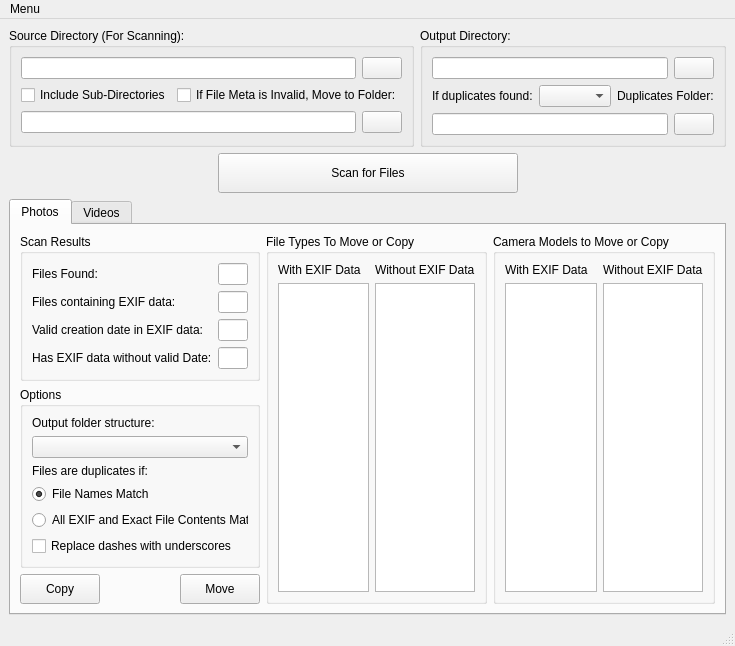
First picture: the form in metamovermainwindow.ui, repository AmelioratesDevelopment/MetaMover, before the edit.
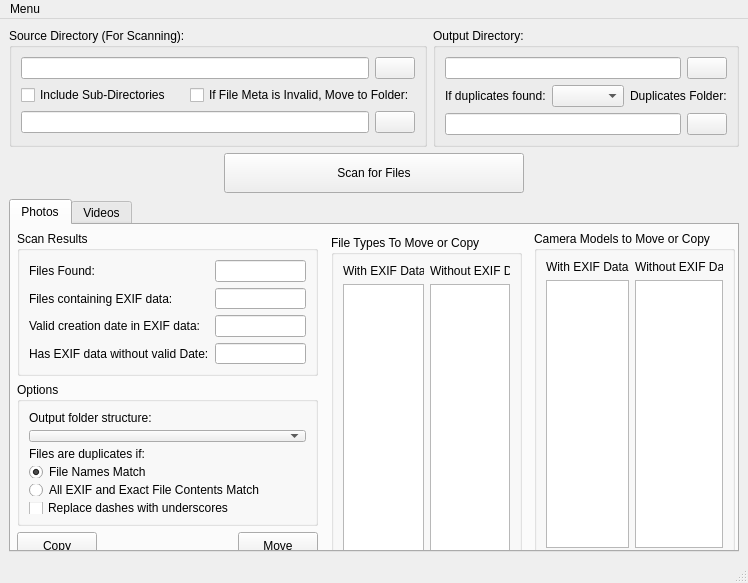
Second picture: the form after the edit. Icons and pictures are not drawn.

```diff
--- a/metamovermainwindow.ui
+++ b/metamovermainwindow.ui
@@ -6,7 +6,7 @@
    <rect>
     <x>0</x>
     <y>0</y>
-    <width>672</width>
+    <width>748</width>
     <height>583</height>
    </rect>
   </property>
@@ -242,8 +242,149 @@
          <attribute name="title">
           <string>Photos</string>
          </attribute>
-         <layout class="QGridLayout" name="gridLayout_10">
-          <item row="0" column="0" rowspan="2" colspan="2">
+         <widget class="QGroupBox" name="groupBox_3">
+          <property name="geometry">
+           <rect>
+            <x>320</x>
+            <y>10</y>
+            <width>191</width>
+            <height>329</height>
+           </rect>
+          </property>
+          <property name="sizePolicy">
+           <sizepolicy hsizetype="Preferred" vsizetype="MinimumExpanding">
+            <horstretch>0</horstretch>
+            <verstretch>0</verstretch>
+           </sizepolicy>
+          </property>
+          <property name="title">
+           <string>File Types To Move or Copy</string>
+          </property>
+          <layout class="QGridLayout" name="gridLayout_5">
+           <item row="0" column="0">
+            <layout class="QHBoxLayout" name="horizontalLayout_8">
+             <item>
+              <layout class="QVBoxLayout" name="verticalLayout_3">
+               <item>
+                <widget class="QLabel" name="label_8">
+                 <property name="text">
+                  <string>With EXIF Data</string>
+                 </property>
+                </widget>
+               </item>
+               <item>
+                <widget class="QTableWidget" name="tableWidget">
+                 <property name="sizePolicy">
+                  <sizepolicy hsizetype="Preferred" vsizetype="MinimumExpanding">
+                   <horstretch>0</horstretch>
+                   <verstretch>0</verstretch>
+                  </sizepolicy>
+                 </property>
+                </widget>
+               </item>
+              </layout>
+             </item>
+             <item>
+              <layout class="QVBoxLayout" name="verticalLayout_2">
+               <item>
+                <widget class="QLabel" name="label_9">
+                 <property name="text">
+                  <string>Without EXIF Data</string>
+                 </property>
+                </widget>
+               </item>
+               <item>
+                <widget class="QTableWidget" name="tableWidget_2">
+                 <property name="sizePolicy">
+                  <sizepolicy hsizetype="Preferred" vsizetype="MinimumExpanding">
+                   <horstretch>0</horstretch>
+                   <verstretch>0</verstretch>
+                  </sizepolicy>
+                 </property>
+                </widget>
+               </item>
+              </layout>
+             </item>
+            </layout>
+           </item>
+          </layout>
+         </widget>
+         <widget class="QGroupBox" name="groupBox_4">
+          <property name="geometry">
+           <rect>
+            <x>523</x>
+            <y>6</y>
+            <width>201</width>
+            <height>329</height>
+           </rect>
+          </property>
+          <property name="sizePolicy">
+           <sizepolicy hsizetype="Preferred" vsizetype="MinimumExpanding">
+            <horstretch>0</horstretch>
+            <verstretch>0</verstretch>
+           </sizepolicy>
+          </property>
+          <property name="title">
+           <string>Camera Models to Move or Copy</string>
+          </property>
+          <layout class="QGridLayout" name="gridLayout_6">
+           <item row="0" column="0">
+            <layout class="QHBoxLayout" name="horizontalLayout_9">
+             <item>
+              <layout class="QVBoxLayout" name="verticalLayout_4">
+               <item>
+                <widget class="QLabel" name="label_10">
+                 <property name="text">
+                  <string>With EXIF Data</string>
+                 </property>
+                </widget>
+               </item>
+               <item>
+                <widget class="QTableWidget" name="tableWidget_3">
+                 <property name="sizePolicy">
+                  <sizepolicy hsizetype="Preferred" vsizetype="MinimumExpanding">
+                   <horstretch>0</horstretch>
+                   <verstretch>0</verstretch>
+                  </sizepolicy>
+                 </property>
+                </widget>
+               </item>
+              </layout>
+             </item>
+             <item>
+              <layout class="QVBoxLayout" name="verticalLayout_5">
+               <item>
+                <widget class="QLabel" name="label_11">
+                 <property name="text">
+                  <string>Without EXIF Data</string>
+                 </property>
+                </widget>
+               </item>
+               <item>
+                <widget class="QTableWidget" name="tableWidget_4">
+                 <property name="sizePolicy">
+                  <sizepolicy hsizetype="Preferred" vsizetype="MinimumExpanding">
+                   <horstretch>0</horstretch>
+                   <verstretch>0</verstretch>
+                  </sizepolicy>
+                 </property>
+                </widget>
+               </item>
+              </layout>
+             </item>
+            </layout>
+           </item>
+          </layout>
+         </widget>
+         <widget class="QWidget" name="">
+          <property name="geometry">
+           <rect>
+            <x>6</x>
+            <y>6</y>
+            <width>301</width>
+            <height>329</height>
+           </rect>
+          </property>
            <layout class="QVBoxLayout" name="verticalLayout_6">
             <item>
              <widget class="QGroupBox" name="groupBox_6">
@@ -420,130 +561,7 @@
              </layout>
             </item>
            </layout>
-          </item>
-          <item row="0" column="2" rowspan="2">
-           <widget class="QGroupBox" name="groupBox_3">
-            <property name="sizePolicy">
-             <sizepolicy hsizetype="Preferred" vsizetype="MinimumExpanding">
-              <horstretch>0</horstretch>
-              <verstretch>0</verstretch>
-             </sizepolicy>
-            </property>
-            <property name="title">
-             <string>File Types To Move or Copy</string>
-            </property>
-            <layout class="QGridLayout" name="gridLayout_5">
-             <item row="0" column="0">
-              <layout class="QHBoxLayout" name="horizontalLayout_8">
-               <item>
-                <layout class="QVBoxLayout" name="verticalLayout_3">
-                 <item>
-                  <widget class="QLabel" name="label_8">
-                   <property name="text">
-                    <string>With EXIF Data</string>
-                   </property>
-                  </widget>
-                 </item>
-                 <item>
-                  <widget class="QTableWidget" name="tableWidget">
-                   <property name="sizePolicy">
-                    <sizepolicy hsizetype="Preferred" vsizetype="MinimumExpanding">
-                     <horstretch>0</horstretch>
-                     <verstretch>0</verstretch>
-                    </sizepolicy>
-                   </property>
-                  </widget>
-                 </item>
-                </layout>
-               </item>
-               <item>
-                <layout class="QVBoxLayout" name="verticalLayout_2">
-                 <item>
-                  <widget class="QLabel" name="label_9">
-                   <property name="text">
-                    <string>Without EXIF Data</string>
-                   </property>
-                  </widget>
-                 </item>
-                 <item>
-                  <widget class="QTableWidget" name="tableWidget_2">
-                   <property name="sizePolicy">
-                    <sizepolicy hsizetype="Preferred" vsizetype="MinimumExpanding">
-                     <horstretch>0</horstretch>
-                     <verstretch>0</verstretch>
-                    </sizepolicy>
-                   </property>
-                  </widget>
-                 </item>
-                </layout>
-               </item>
-              </layout>
-             </item>
-            </layout>
-           </widget>
-          </item>
-          <item row="0" column="3" rowspan="2">
-           <widget class="QGroupBox" name="groupBox_4">
-            <property name="sizePolicy">
-             <sizepolicy hsizetype="Preferred" vsizetype="MinimumExpanding">
-              <horstretch>0</horstretch>
-              <verstretch>0</verstretch>
-             </sizepolicy>
-            </property>
-            <property name="title">
-             <string>Camera Models to Move or Copy</string>
-            </property>
-            <layout class="QGridLayout" name="gridLayout_6">
-             <item row="0" column="0">
-              <layout class="QHBoxLayout" name="horizontalLayout_9">
-               <item>
-                <layout class="QVBoxLayout" name="verticalLayout_4">
-                 <item>
-                  <widget class="QLabel" name="label_10">
-                   <property name="text">
-                    <string>With EXIF Data</string>
-                   </property>
-                  </widget>
-                 </item>
-                 <item>
-                  <widget class="QTableWidget" name="tableWidget_3">
-                   <property name="sizePolicy">
-                    <sizepolicy hsizetype="Preferred" vsizetype="MinimumExpanding">
-                     <horstretch>0</horstretch>
-                     <verstretch>0</verstretch>
-                    </sizepolicy>
-                   </property>
-                  </widget>
-                 </item>
-                </layout>
-               </item>
-               <item>
-                <layout class="QVBoxLayout" name="verticalLayout_5">
-                 <item>
-                  <widget class="QLabel" name="label_11">
-                   <property name="text">
-                    <string>Without EXIF Data</string>
-                   </property>
-                  </widget>
-                 </item>
-                 <item>
-                  <widget class="QTableWidget" name="tableWidget_4">
-                   <property name="sizePolicy">
-                    <sizepolicy hsizetype="Preferred" vsizetype="MinimumExpanding">
-                     <horstretch>0</horstretch>
-                     <verstretch>0</verstretch>
-                    </sizepolicy>
-                   </property>
-                  </widget>
-                 </item>
-                </layout>
-               </item>
-              </layout>
-             </item>
-            </layout>
-           </widget>
-          </item>
-         </layout>
+         </widget>
         </widget>
         <widget class="QWidget" name="tabVideos">
          <attribute name="title">
@@ -561,7 +579,7 @@
     <rect>
      <x>0</x>
      <y>0</y>
-     <width>672</width>
+     <width>748</width>
      <height>17</height>
     </rect>
    </property>
```
Left out of the diff: 2 changed lines with no effect on the pictures. Lines whose indentation alone changed are shown as unchanged.
